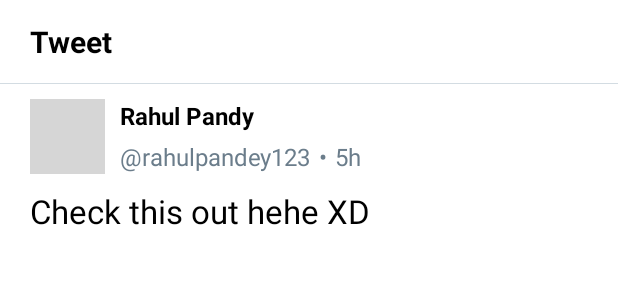
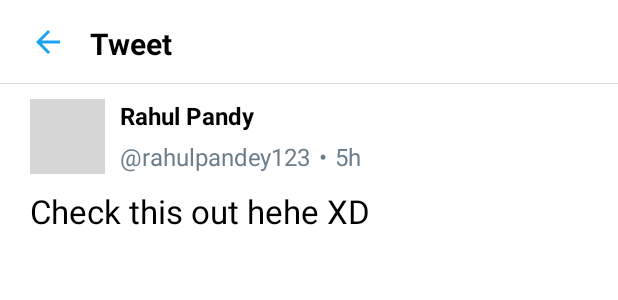
Before and after one commit to kathlynk/project-2-twitter, an Android app: the layout activity_detail.xml on its own in the app's theme, with its tools: preview values and no code run, on a phone screen of 412 x 824 dp. Shown: the top 300 px of the screen. Run offline under Robolectric (Android 15) with nearby library versions, the phone set to English and light mode, and no system bars; grey boxes are pictures that could not be loaded.

Commit message:
Back button functionality in DetailActivity

```diff
--- a/app/src/main/java/com/codepath/apps/restclienttemplate/models/Tweet.java
+++ b/app/src/main/java/com/codepath/apps/restclienttemplate/models/Tweet.java
@@ -55,7 +55,8 @@ public class Tweet {
     }
 
     public String getFormattedTimeStamp() {
-        return TimeFormatter.getTimeDifference(createdAt);
+        String formattedString = TimeFormatter.getTimeDifference(createdAt);
+        return formattedString;
     }
 
 
--- a/app/src/main/res/layout/activity_detail.xml
+++ b/app/src/main/res/layout/activity_detail.xml
@@ -31,20 +31,42 @@
         app:contentInsetStart="0dp"
         app:titleTextColor="@android:color/white">
 
+
+        <RelativeLayout
+            android:layout_width="match_parent"
+            android:layout_height="match_parent">
+
+
             <TextView
-            android:id="@+id/textView"
+                android:id="@+id/tvDetailTitle"
                 android:layout_width="wrap_content"
                 android:layout_height="wrap_content"
-            android:layout_alignParentStart="true"
+                android:layout_alignStart="@+id/btDetailBack"
                 android:layout_alignParentTop="true"
-            android:layout_marginStart="20dp"
-            android:layout_marginTop="5dp"
+                android:layout_centerVertical="true"
+                android:layout_marginStart="40dp"
+                android:layout_marginTop="15dp"
                 android:text="Tweet"
                 android:textColor="@android:color/black"
                 android:textSize="20sp"
                 android:textStyle="bold" />
 
+            <ImageButton
+                android:id="@+id/btDetailBack"
+                android:layout_width="wrap_content"
+                android:layout_height="wrap_content"
+                android:layout_alignParentStart="false"
+                android:layout_alignParentTop="false"
+                android:layout_centerVertical="true"
+                android:layout_marginStart="20dp"
+                android:layout_marginTop="10dp"
+                android:background="@android:color/transparent"
+                android:tint="@color/twitter_icon_selected_blue"
+                app:srcCompat="?attr/homeAsUpIndicator" />
+
+        </RelativeLayout>
     </androidx.appcompat.widget.Toolbar>
+
 
     <TextView
         android:id="@+id/tvName"
@@ -91,6 +113,9 @@
         android:layout_alignParentStart="true"
         android:layout_marginStart="20dp"
         android:layout_marginTop="10dp"
+        android:layout_marginEnd="20dp"
+        android:autoLink="all"
+        android:linksClickable="true"
         android:textColor="@android:color/black"
         android:textSize="22sp"
         tools:text="Check this out hehe XD" />
@@ -104,6 +129,7 @@
         android:layout_marginStart="5dp"
         android:layout_marginTop="5dp"
         android:layout_toEndOf="@+id/tvScreenName"
+        android:text="•"
         android:textColor="@color/twitter_secondary_text"
         android:textSize="16sp"
         tools:text="•" />
--- a/app/src/main/res/layout/item_tweet.xml
+++ b/app/src/main/res/layout/item_tweet.xml
@@ -74,6 +74,7 @@
         android:layout_alignParentEnd="false"
         android:layout_marginStart="5dp"
         android:layout_toEndOf="@+id/tvScreenName"
+        android:text="•"
         android:textColor="@color/twitter_secondary_text"
         android:textSize="16sp"
         tools:text="•" />
```
Also changed, not shown: app/src/main/java/com/codepath/apps/restclienttemplate/DetailActivity.java (+17 -1 lines). Lines whose indentation alone changed are shown as unchanged.
